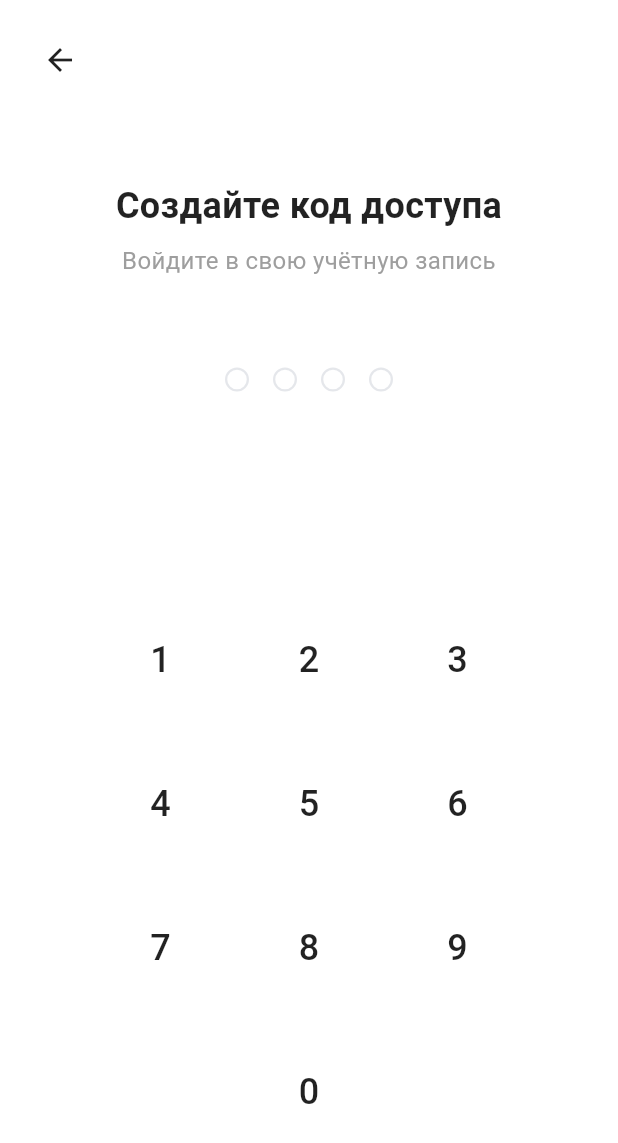
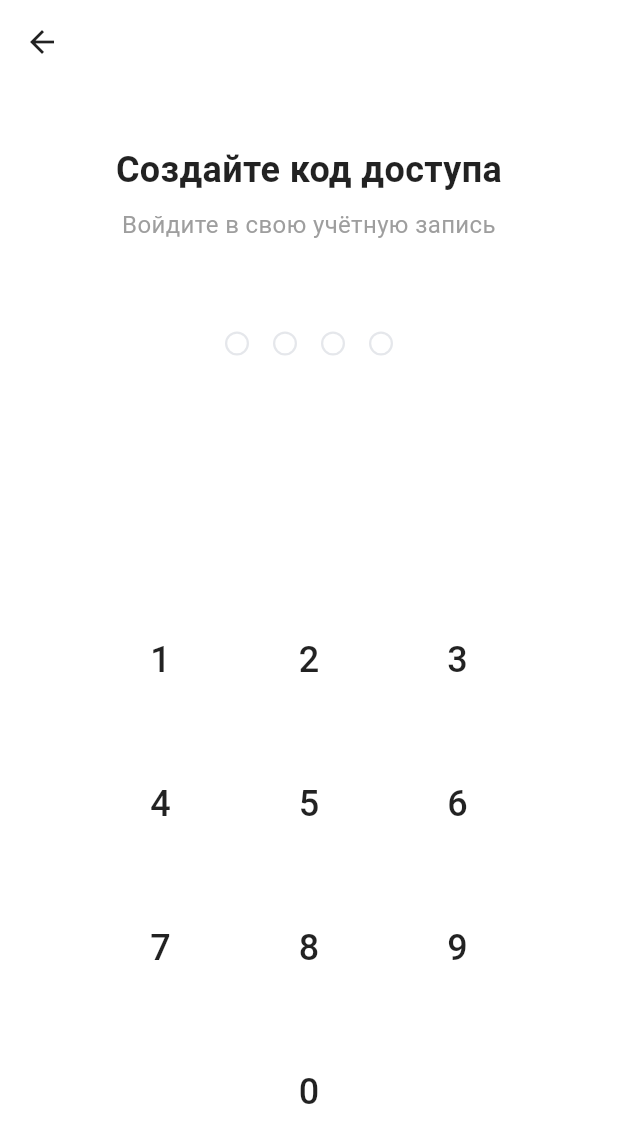
Before and after one commit to yanmoroz/hr_tcc_sandbox, a Flutter app: the CreatePinPage screen opened by its route, on a phone screen of 412 x 824 dp. Shown: the top 1143 px of the screen. Run offline on Flutter 3.47's test engine with Material 3 defaults, Android fonts, the phone set to English and light mode, and no system bars; our stand-ins replace equatable, flutter_bloc, flutter_svg, get_it, go_router, local_auth and 2 more; accounts and stored records are empty; network calls fail.

Commit message:
feat: implement AppTopBar component and replace all custom AppBars
- Create reusable AppTopBar widget with consistent styling and navigation
- Replace custom AppBar implementations across 11 pages for consistency
- Simplify code by removing duplicate styling and navigation logic
- Improve maintainability with centralized AppBar component

New AppTopBar features:
- Back button with automatic navigation handling
- Optional title and subtitle support
- Optional trailing widget (e.g., logout button)
- Consistent styling across all pages
- Proper safe area handling

Pages updated:
- SurveysPage, SurveyDetailPage
- ResaleDetailPage, ResaleListPage
- ProfilePage, ProfileKpiPage
- QuickLinksPage
- CreatePinPage, RepeatPinPage, BiometricSetupPage
- Error page in router

Benefits:
- 63 lines of code removed (301 deletions vs 238 additions)
- Consistent UX across all pages
- Single source of truth for AppBar styling
- Easier future maintenance and updates

```diff
--- a/lib/features/auth/presentation/pages/create_pin_page.dart
+++ b/lib/features/auth/presentation/pages/create_pin_page.dart
@@ -6,6 +6,7 @@ import '../blocs/pin_bloc.dart';
 import '../blocs/pin_event.dart';
 import '../blocs/pin_state.dart';
 import '../widgets/pin_entry.dart';
+import '../../../../shared/widgets/app_top_bar.dart';
 
 class CreatePinPage extends StatefulWidget {
   const CreatePinPage({super.key});
@@ -34,16 +35,12 @@ class _CreatePinPageState extends State<CreatePinPage> {
     context.read<PinBloc>().add(const PinDigitDeleted());
   }
 
-  void _onBackPressed() {
-    context.pop();
-  }
-
   @override
   Widget build(BuildContext context) {
     return Scaffold(
       backgroundColor: Colors.white,
-      body: SafeArea(
-        child: BlocListener<PinBloc, PinState>(
+      appBar: const AppTopBar(),
+      body: BlocListener<PinBloc, PinState>(
         listener: (context, state) {
           if (state is PinCreated) {
             // Navigate to repeat PIN page with the created PIN
@@ -57,23 +54,6 @@ class _CreatePinPageState extends State<CreatePinPage> {
             );
           }
         },
-          child: Column(
-            children: [
-              // Header with back button
-              Padding(
-                padding: const EdgeInsets.all(16.0),
-                child: Row(
-                  children: [
-                    IconButton(
-                      onPressed: _onBackPressed,
-                      icon: const Icon(Icons.arrow_back, color: Colors.black87),
-                    ),
-                  ],
-                ),
-              ),
-
-              // Main content
-              Expanded(
         child: Padding(
           padding: const EdgeInsets.symmetric(horizontal: 24.0),
           child: BlocBuilder<PinBloc, PinState>(
@@ -110,10 +90,6 @@ class _CreatePinPageState extends State<CreatePinPage> {
           ),
         ),
       ),
-            ],
-          ),
-        ),
-      ),
     );
   }
 }
--- a/lib/features/resale/presentation/pages/resale_detail_page.dart
+++ b/lib/features/resale/presentation/pages/resale_detail_page.dart
@@ -7,6 +7,7 @@ import '../blocs/resale_bloc.dart';
 import '../blocs/resale_event.dart';
 import '../blocs/resale_state.dart';
 import '../../../auth/presentation/widgets/app_button.dart';
+import '../../../../shared/widgets/app_top_bar.dart';
 
 class ResaleDetailPage extends StatefulWidget {
   final String itemId;
@@ -35,7 +36,7 @@ class _ResaleDetailPageState extends State<ResaleDetailPage> {
   @override
   Widget build(BuildContext context) {
     return Scaffold(
-      appBar: AppBar(title: const Text('Ресейл')),
+      appBar: const AppTopBar(title: 'Ресейл'),
       body: BlocBuilder<ResaleBloc, ResaleState>(
         bloc: _bloc,
         builder: (context, state) {
--- /dev/null
+++ b/lib/shared/widgets/app_top_bar.dart
@@ -0,0 +1,80 @@
+import 'package:flutter/material.dart';
+import 'package:go_router/go_router.dart';
+
+class AppTopBar extends StatelessWidget implements PreferredSizeWidget {
+  final String? title;
+  final String? subtitle;
+  final Widget? trailing;
+  final bool showBackButton;
+  final VoidCallback? onBackPressed;
+  final Color? backgroundColor;
+  final Color? foregroundColor;
+  final double? elevation;
+
+  const AppTopBar({
+    super.key,
+    this.title,
+    this.subtitle,
+    this.trailing,
+    this.showBackButton = true,
+    this.onBackPressed,
+    this.backgroundColor = Colors.white,
+    this.foregroundColor = Colors.black87,
+    this.elevation = 0,
+  });
+
+  @override
+  Widget build(BuildContext context) {
+    return AppBar(
+      leading: showBackButton
+          ? IconButton(
+              icon: const Icon(Icons.arrow_back),
+              onPressed: onBackPressed ?? () => context.pop(),
+            )
+          : null,
+      title: _buildTitle(),
+      actions: trailing != null ? [trailing!] : null,
+      backgroundColor: backgroundColor,
+      elevation: elevation,
+      foregroundColor: foregroundColor,
+      iconTheme: IconThemeData(color: foregroundColor),
+    );
+  }
+
+  Widget? _buildTitle() {
+    if (title == null && subtitle == null) {
+      return null;
+    }
+
+    if (subtitle == null) {
+      return Text(
+        title!,
+        style: const TextStyle(
+          fontWeight: FontWeight.w600,
+          color: Colors.black87,
+        ),
+      );
+    }
+
+    return Column(
+      crossAxisAlignment: CrossAxisAlignment.center,
+      mainAxisSize: MainAxisSize.min,
+      children: [
+        Text(
+          title!,
+          style: const TextStyle(
+            fontWeight: FontWeight.w600,
+            color: Colors.black87,
+          ),
+        ),
+        Text(
+          subtitle!,
+          style: const TextStyle(fontSize: 12, color: Colors.grey),
+        ),
+      ],
+    );
+  }
+
+  @override
+  Size get preferredSize => const Size.fromHeight(kToolbarHeight);
+}
```
Also changed, not shown: lib/app/router/app_router.dart (+2 -6 lines), lib/features/auth/presentation/pages/biometric_setup_page.dart (+2 -9 lines), lib/features/auth/presentation/pages/repeat_pin_page.dart (+5 -33 lines), lib/features/profile/presentation/pages/profile_kpi_page.dart (+2 -13 lines), lib/features/profile/presentation/pages/profile_page.dart (+9 -15 lines), lib/features/quick_links/presentation/pages/quick_links_page.dart (+2 -10 lines), lib/features/resale/presentation/pages/resale_list_page.dart (+15 -57 lines), lib/features/surveys/presentation/pages/survey_detail_page.dart (+3 -9 lines), lib/features/surveys/presentation/pages/surveys_page.dart (+2 -10 lines). Lines whose indentation alone changed are shown as unchanged.
